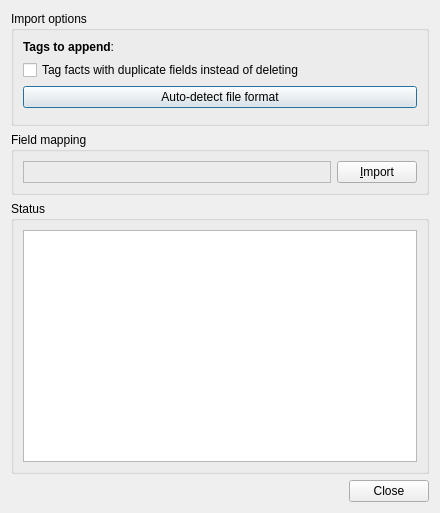
This is designer/importing.ui in ankitects/anki as Qt 5 draws it before an edit. The edited form follows.
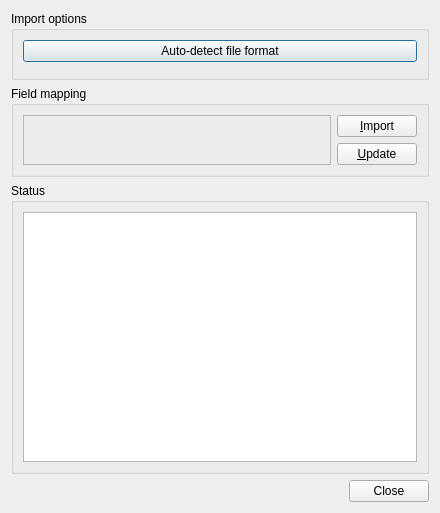
This is the edited form.

Commit message:
support updating of decks, simplify importing dialog
- can now choose 'update' instead of 'import', so users can maintain their
  data in a separate spreadsheet or file for bulk editing
- remove 'tags to append' option, as it makes the dialog a bit crowded. users
  can add 'tags:' to the start of their text files instead
- removed option to tag instead of suppress duplicates - a separate duplicate
  finding tool will be written instead

```diff
--- a/designer/importing.ui
+++ b/designer/importing.ui
@@ -26,30 +26,6 @@
       <property name="margin">
        <number>9</number>
       </property>
-      <item>
-       <layout class="QGridLayout" name="topGrid">
-        <property name="margin">
-         <number>0</number>
-        </property>
-        <property name="spacing">
-         <number>6</number>
-        </property>
-        <item row="0" column="0">
-         <widget class="QLabel" name="label_4">
-          <property name="text">
-           <string>&lt;b&gt;Tags to append&lt;/b&gt;:</string>
-          </property>
-         </widget>
-        </item>
-       </layout>
-      </item>
-      <item>
-       <widget class="QCheckBox" name="tagDuplicates">
-        <property name="text">
-         <string>Tag facts with duplicate fields instead of deleting</string>
-        </property>
-       </widget>
-      </item>
       <item>
        <widget class="QPushButton" name="autoDetect">
         <property name="text">
@@ -74,7 +50,7 @@
      <property name="title">
       <string>Field mapping</string>
      </property>
-     <layout class="QHBoxLayout">
+     <layout class="QVBoxLayout" name="verticalLayout_2">
       <property name="spacing">
        <number>6</number>
       </property>
@@ -82,20 +58,7 @@
        <number>9</number>
       </property>
       <item>
-       <layout class="QGridLayout">
-        <property name="margin">
-         <number>0</number>
-        </property>
-        <property name="spacing">
-         <number>6</number>
-        </property>
-        <item row="0" column="2">
-         <widget class="QPushButton" name="importButton">
-          <property name="text">
-           <string>&amp;Import</string>
-          </property>
-         </widget>
-        </item>
+       <layout class="QGridLayout" name="gridLayout">
         <item row="0" column="0">
          <widget class="QFrame" name="mappingArea">
           <property name="sizePolicy">
@@ -112,6 +75,24 @@
           </property>
          </widget>
         </item>
+        <item row="0" column="1">
+         <layout class="QVBoxLayout" name="verticalLayout">
+          <item>
+           <widget class="QPushButton" name="importButton">
+            <property name="text">
+             <string>&amp;Import</string>
+            </property>
+           </widget>
+          </item>
+          <item>
+           <widget class="QPushButton" name="updateButton">
+            <property name="text">
+             <string>&amp;Update</string>
+            </property>
+           </widget>
+          </item>
+         </layout>
+        </item>
        </layout>
       </item>
      </layout>
```
Left out of the diff: 2 changed lines with no effect on the pictures. The commit also changes 2 other files.
